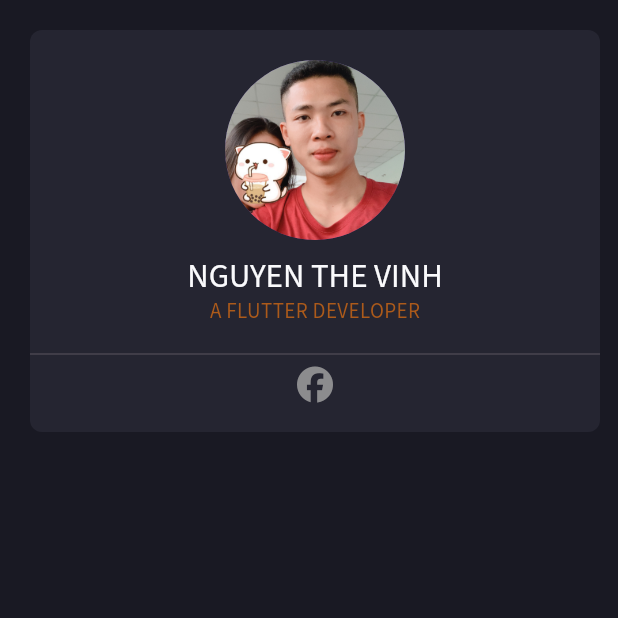
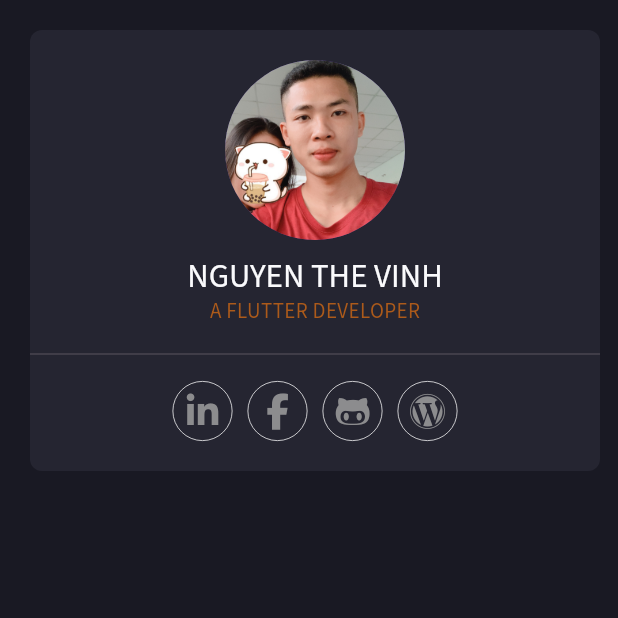
Before and after one commit to lovekid1997/my-cving, a Flutter app: the CvPage screen opened by its route, on a phone screen of 412 x 824 dp, the top half of it. Run offline on Flutter 3.47's test engine with Material 2 defaults, Android fonts, the light colour scheme and no system bars; our stand-ins replace flutter_riverpod, font_awesome_flutter, go_router, google_fonts, responsive_framework, rive and 1 more; generated files the repository leaves out were written again; statements that could not run were skipped.

Commit message:
add cv page

```diff
--- a/lib/app/constant/constant.dart
+++ b/lib/app/constant/constant.dart
@@ -11,9 +11,12 @@ const kHeight6 = SizedBox(height: 6);
 const kHeight10 = SizedBox(height: 10);
 const kHeight12 = SizedBox(height: 12);
 const kWidth4 = SizedBox(width: 4);
+const kWidth6 = SizedBox(width: 6);
+const kWidth10 = SizedBox(width: 10);
 const kWidth20 = SizedBox(width: 20);
 const k8 = 8.0;
 const k4 = 4.0;
+const kDuration200ml = Duration(milliseconds: 200);
 const kDuration300ml = Duration(milliseconds: 300);
 const kDuration500ml = Duration(milliseconds: 500);
 
--- a/lib/app/pages/cv/cv_page.dart
+++ b/lib/app/pages/cv/cv_page.dart
@@ -4,6 +4,7 @@ import 'package:go_router/go_router.dart';
 import 'package:my_cving/app/constant/constant.dart';
 import 'package:my_cving/app/utils/extensions.dart';
 import 'package:my_cving/app/utils/theme.dart';
+import 'package:my_cving/data/local/hard_code.dart';
 
 class CvPage extends StatelessWidget {
   const CvPage({super.key});
@@ -74,15 +75,111 @@ class _AvatarAndInformation extends StatelessWidget {
               ),
               Text(
                 'A FLUTTER DEVELOPER',
-                style: context.bodyText2.copyWith(color: Color(0xffAC5A1A)),
+                style: context.bodyText2.copyWith(color: cTextOrange),
               ),
             ],
           ),
           kHeight10,
           const Divider(),
-          FaIcon(FontAwesomeIcons.facebook),
+          kHeight10,
+          SizedBox(
+            height: 40,
+            child: ListView.separated(
+              padding: EdgeInsets.zero,
+              scrollDirection: Axis.horizontal,
+              shrinkWrap: true,
+              itemBuilder: (_, index) => _AnimatedIcon(
+                icon: HardCodeData.iconAnimationData.elementAt(index).icon,
+                hintText:
+                    HardCodeData.iconAnimationData.elementAt(index).hintText,
+              ),
+              separatorBuilder: (_, __) => kWidth10,
+              itemCount: HardCodeData.iconAnimationData.length,
+            ),
+          ),
         ],
       ),
     );
   }
 }
+
+class _AnimatedIcon extends StatefulWidget {
+  const _AnimatedIcon({
+    Key? key,
+    required this.icon,
+    required this.hintText,
+  }) : super(key: key);
+  final IconData icon;
+  final String hintText;
+  @override
+  State<_AnimatedIcon> createState() => _AnimatedIconState();
+}
+
+class _AnimatedIconState extends State<_AnimatedIcon> {
+  Color bgContainerColorState = cTransparent;
+  Color? bgIconColorState;
+  double animatedPositedState = 0;
+  bool get isHover => bgIconColorState != null;
+  @override
+  Widget build(BuildContext context) {
+    return Stack(
+      clipBehavior: Clip.none,
+      alignment: Alignment.center,
+      children: [
+        AnimatedPositioned(
+          top: animatedPositedState,
+          duration: kDuration200ml,
+          child: AnimatedSwitcher(
+            duration: kDuration200ml,
+            child: isHover
+                ? Text(
+                    widget.hintText,
+                    style: context.bodyText2.copyWith(color: cTextLightDark),
+                  )
+                : const SizedBox.shrink(),
+          ),
+        ),
+        MouseRegion(
+          onEnter: onEnter,
+          onExit: onExit,
+          child: AnimatedContainer(
+            width: 40,
+            height: 40,
+            decoration: BoxDecoration(
+              border: Border.all(
+                color: cWhite,
+                width: 0.5,
+              ),
+              shape: BoxShape.circle,
+              color: bgContainerColorState,
+            ),
+            alignment: Alignment.center,
+            duration: kDuration300ml,
+            child: AnimatedSwitcher(
+              duration: kDuration300ml,
+              child: FaIcon(
+                widget.icon,
+                color: bgIconColorState,
+                key: UniqueKey(),
+              ),
+            ),
+          ),
+        ),
+      ],
+    );
+  }
+
+  void onEnter(_) {
+    bgContainerColorState = cWhite;
+    bgIconColorState = cDark;
+    animatedPositedState = -25;
+    setState(() {});
+  }
+
+  void onExit(_) {
+    bgContainerColorState = cTransparent;
+    bgIconColorState = null;
+    animatedPositedState = 0;
+    setState(() {});
+  }
+}
--- a/lib/app/utils/theme.dart
+++ b/lib/app/utils/theme.dart
@@ -15,6 +15,7 @@ const cTextLight = Color(0xff717171);
 const cTextLightDark = Color(0xffFAFAFC);
 const cTextNormalDark = Color(0xff8C8C8E);
 const cTextDark = Color(0xff525258);
+const cTextOrange = Color(0xffAC5A1A);
 
 ThemeData _buildDarkTheme() {
   final ThemeData base = ThemeData(
--- a/lib/data/local/hard_code.dart
+++ b/lib/data/local/hard_code.dart
@@ -1,10 +1,13 @@
 import 'package:flutter/material.dart';
+import 'package:font_awesome_flutter/font_awesome_flutter.dart';
 import 'package:my_cving/app/pages/cv/cv_page.dart';
 import 'package:my_cving/app/utils/extensions.dart';
+import 'package:my_cving/domain/entities/icon_animation.dart';
 import 'package:my_cving/domain/entities/nav_bar.dart';
 
 class HardCodeData {
   static List<Navbar> navBarData(BuildContext context) => _navBarData(context);
+  static List<IconAnimation> iconAnimationData = _iconAnimation;
 }
 
 List<Navbar> _navBarData(BuildContext context) {
@@ -45,3 +48,22 @@ Palazzo - link: ''',
     ),
   ];
 }
+
+final List<IconAnimation> _iconAnimation = [
+  IconAnimation(
+    'Linkedin',
+    FontAwesomeIcons.linkedinIn,
+  ),
+  IconAnimation(
+    'Facebook',
+    FontAwesomeIcons.facebookF,
+  ),
+  IconAnimation(
+    'Github',
+    FontAwesomeIcons.githubAlt,
+  ),
+  IconAnimation(
+    'Github',
+    FontAwesomeIcons.wordpress,
+  ),
+];
--- /dev/null
+++ b/lib/domain/entities/icon_animation.dart
@@ -0,0 +1,8 @@
+import 'package:flutter/material.dart';
+
+class IconAnimation {
+  final String hintText;
+  final IconData icon;
+
+  IconAnimation(this.hintText, this.icon);
+}
```
